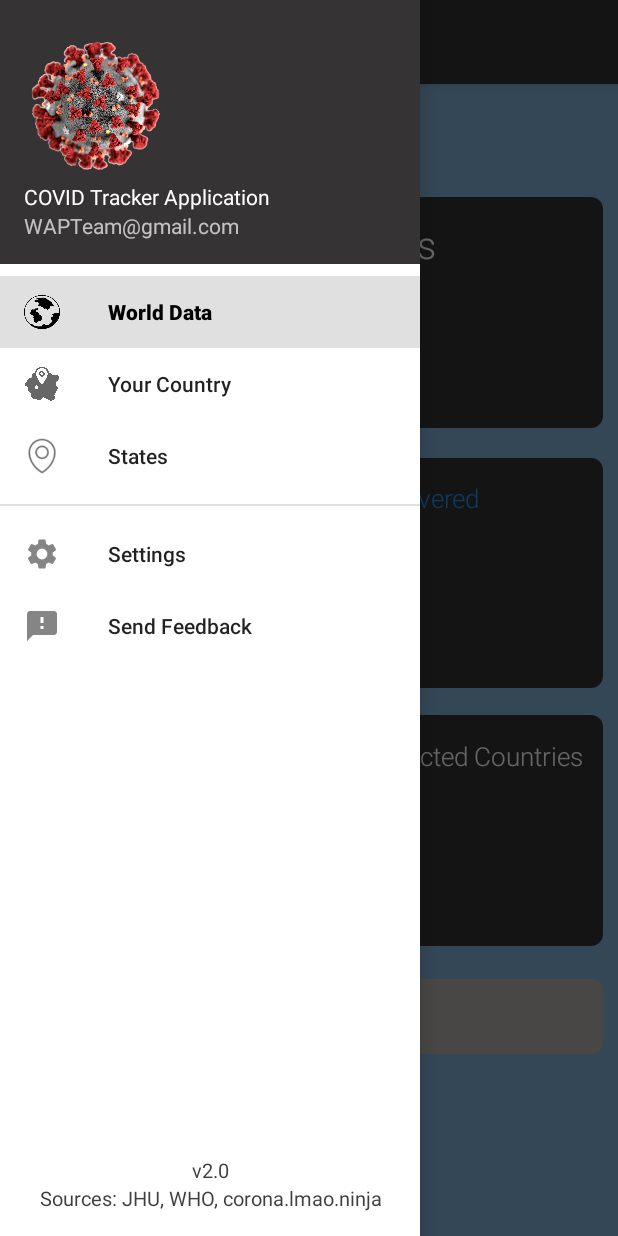
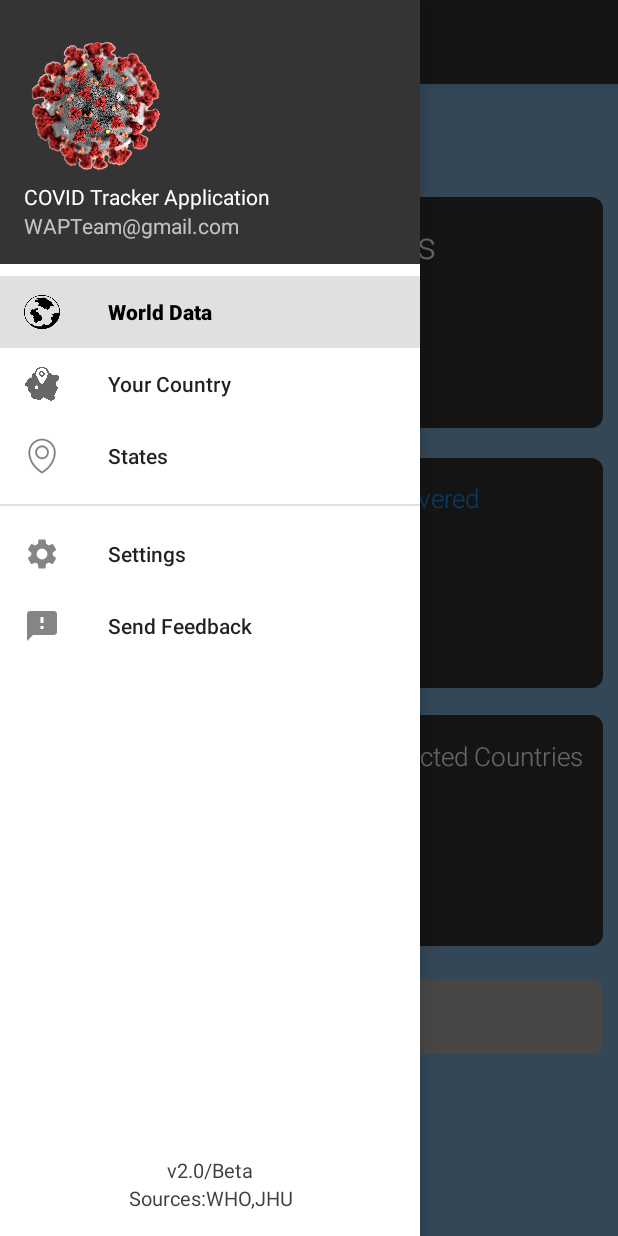
Before and after one commit to TsidAznar/WAPCENG319, an Android app: the MainActivity screen opened directly, with no data from a screen before it, with the side drawer open, on a phone screen of 412 x 824 dp. Run offline under Robolectric (Android 15) with nearby library versions, the phone set to English and light mode, and no system bars; our stand-ins replace Room's generated code, navigation-ui; Roboto replaces fonts that are not available here.

```diff
--- a/COVIDTRACKER/app/src/main/res/layout/activity_main.xml
+++ b/COVIDTRACKER/app/src/main/res/layout/activity_main.xml
@@ -34,7 +34,7 @@
                 android:textColor="#423E3E"
                 android:gravity="center"
                 android:textSize="13dp"
-                android:text="v2.0" />
+                android:text="v2.0/Beta" />
             <TextView
                 android:id="@+id/logout"
                 android:layout_width="match_parent"
@@ -42,7 +42,7 @@
                 android:textColor="#423E3E"
                 android:textSize="13dp"
                 android:gravity="center"
-                android:text="Sources: JHU, WHO, corona.lmao.ninja" />
+                android:text="@string/source" />
         </LinearLayout>
     </com.google.android.material.navigation.NavigationView>
 
--- a/COVIDTRACKER/app/src/main/res/values/strings.xml
+++ b/COVIDTRACKER/app/src/main/res/values/strings.xml
@@ -16,6 +16,7 @@
     <!-- TODO: Remove or change this placeholder text -->
     <string name="welcome">Welcome to the COVID-19 Tracker Application.</string>
     <string name="creation">Created by WAP Team</string>
+    <string name="source">Sources:WHO,JHU</string>
     <string name="hello_blank_fragment">Hello blank fragment</string>
     <string name="sort_ascending">Sort Ascending</string>
     <string name="sort_descending">Sort Descending</string>
```
